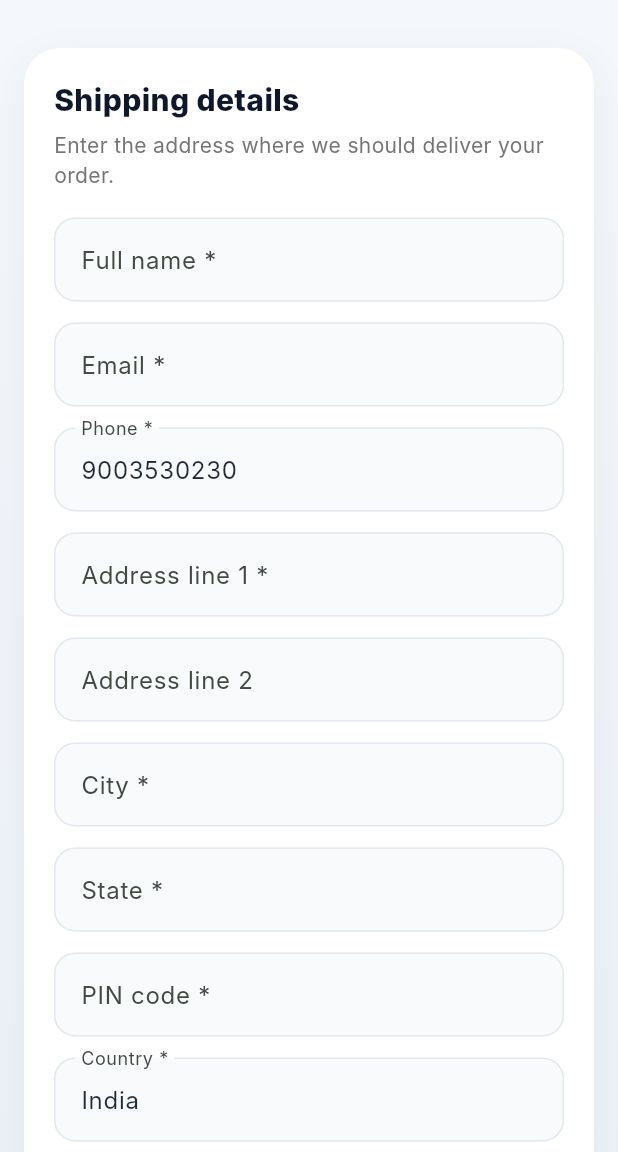
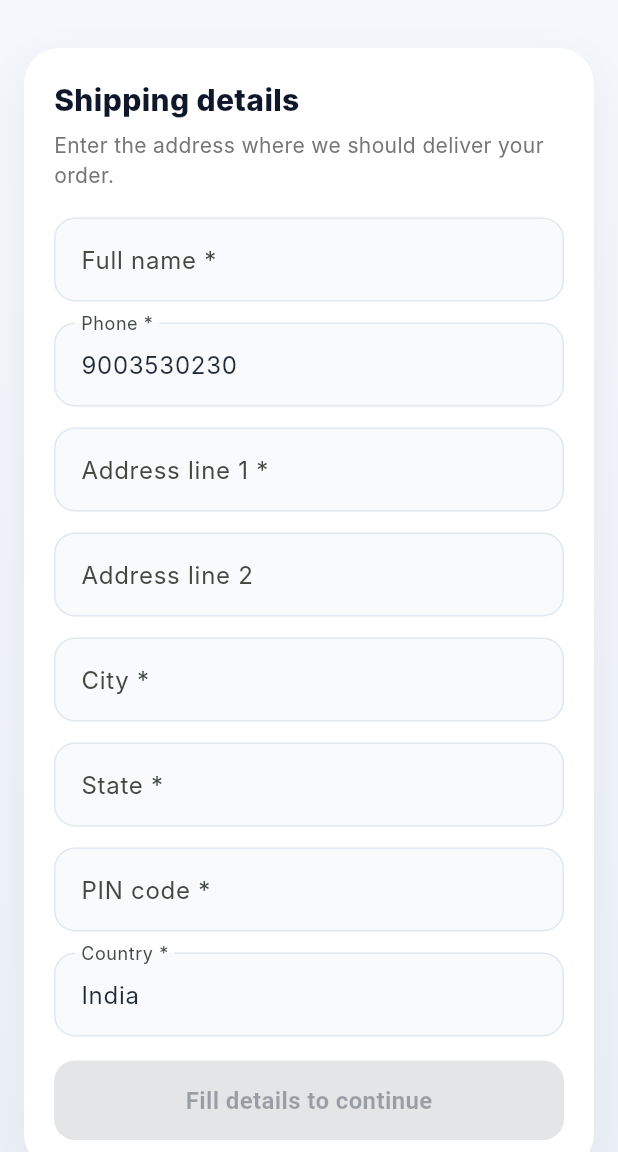
Before and after one commit to technovahub2025/arounstoreapp, a Flutter app: the CheckoutScreen screen opened directly, on a phone screen of 412 x 824 dp, the part 84-1236 px from its top. Run offline on Flutter 3.47's test engine with Material 3 defaults, Android fonts, the phone set to English and light mode, and no system bars; our stand-ins replace cached_network_image, carousel_slider, image_picker, shared_preferences; missing offline and left inert: razorpay_web; accounts and stored records are empty; Roboto replaces fonts that are missing (Inter).

Commit message:
refactor: remove email handling from checkout process and related components

```diff
--- a/lib/screen/checkout.dart
+++ b/lib/screen/checkout.dart
@@ -44,7 +44,6 @@ class _CheckoutScreenState extends State<CheckoutScreen> {
   final _money = NumberFormat.currency(locale: 'en_IN', symbol: 'INR ', decimalDigits: 0);
 
   final _fullNameController = TextEditingController();
-  final _emailController = TextEditingController();
   final _phoneController = TextEditingController(text: '9003530230');
   final _address1Controller = TextEditingController();
   final _address2Controller = TextEditingController();
@@ -91,7 +90,6 @@ class _CheckoutScreenState extends State<CheckoutScreen> {
 
   List<TextEditingController> get _controllers => [
         _fullNameController,
-        _emailController,
         _phoneController,
         _address1Controller,
         _address2Controller,
@@ -107,7 +105,6 @@ class _CheckoutScreenState extends State<CheckoutScreen> {
 
   bool get _hasRequiredCheckoutDetails =>
       _fullNameController.text.trim().isNotEmpty &&
-      _emailController.text.trim().isNotEmpty &&
       _phoneController.text.trim().isNotEmpty &&
       _address1Controller.text.trim().isNotEmpty &&
       _cityController.text.trim().isNotEmpty &&
@@ -143,7 +140,6 @@ class _CheckoutScreenState extends State<CheckoutScreen> {
 
   Map<String, dynamic> get _shippingPayload => buildShippingPayload(
         fullName: _fullNameController.text.trim(),
-        email: _emailController.text.trim(),
         phone: _phoneController.text.trim(),
         addressLine1: _address1Controller.text.trim(),
         addressLine2: _address2Controller.text.trim(),
@@ -184,7 +180,6 @@ class _CheckoutScreenState extends State<CheckoutScreen> {
   String _signature() => [
         _total.toStringAsFixed(2),
         _fullNameController.text.trim(),
-        _emailController.text.trim(),
         _phoneController.text.trim(),
         _address1Controller.text.trim(),
         _address2Controller.text.trim(),
@@ -311,7 +306,6 @@ class _CheckoutScreenState extends State<CheckoutScreen> {
         'order_id': _preparedOrder!.orderId,
         'prefill': {
           'name': _fullNameController.text.trim(),
-          'email': _emailController.text.trim(),
           'contact': _phoneController.text.trim(),
         },
         'notes': {
@@ -436,14 +430,6 @@ class _CheckoutScreenState extends State<CheckoutScreen> {
     return null;
   }
 
-  String? _emailValidator(String? value) {
-    final text = value?.trim() ?? '';
-    if (text.isEmpty) return 'Email address is required.';
-    return RegExp(r'^[^\s@]+@[^\s@]+\.[^\s@]+$').hasMatch(text)
-        ? null
-        : 'Enter a valid email address.';
-  }
-
   String? _phoneValidator(String? value) {
     final text = value?.trim() ?? '';
     if (text.isEmpty) return 'Phone number is required.';
@@ -543,7 +529,6 @@ class _CheckoutScreenState extends State<CheckoutScreen> {
       child: CheckoutShippingForm(
         formKey: _formKey,
         fullNameController: _fullNameController,
-        emailController: _emailController,
         phoneController: _phoneController,
         address1Controller: _address1Controller,
         address2Controller: _address2Controller,
@@ -563,7 +548,6 @@ class _CheckoutScreenState extends State<CheckoutScreen> {
         hasRazorpayKey: _hasRazorpayKey,
         hasAuthToken: _hasAuthToken,
         requiredValidator: _requiredValidator,
-        emailValidator: _emailValidator,
         phoneValidator: _phoneValidator,
         pincodeValidator: _pincodeValidator,
       ),
--- a/lib/screen/widgets/checkout_widgets.dart
+++ b/lib/screen/widgets/checkout_widgets.dart
@@ -290,7 +290,6 @@ class CheckoutShippingForm extends StatelessWidget {
     super.key,
     required this.formKey,
     required this.fullNameController,
-    required this.emailController,
     required this.phoneController,
     required this.address1Controller,
     required this.address2Controller,
@@ -310,14 +309,12 @@ class CheckoutShippingForm extends StatelessWidget {
      required this.hasRazorpayKey,
      required this.hasAuthToken,
     required this.requiredValidator,
-    required this.emailValidator,
     required this.phoneValidator,
     required this.pincodeValidator,
   });
 
   final GlobalKey<FormState> formKey;
   final TextEditingController fullNameController;
-  final TextEditingController emailController;
   final TextEditingController phoneController;
   final TextEditingController address1Controller;
   final TextEditingController address2Controller;
@@ -337,7 +334,6 @@ class CheckoutShippingForm extends StatelessWidget {
   final bool hasRazorpayKey;
   final bool hasAuthToken;
   final String? Function(String?, String) requiredValidator;
-  final String? Function(String?) emailValidator;
   final String? Function(String?) phoneValidator;
   final String? Function(String?) pincodeValidator;
 
@@ -353,27 +349,11 @@ class CheckoutShippingForm extends StatelessWidget {
               if (wide) {
                 return Column(
                   children: [
-                    Row(
-                      children: [
-                        Expanded(
-                          child: CheckoutTextField(
-                            controller: fullNameController,
-                            label: 'Full name *',
-                            hintText: 'Aarav Sharma',
-                            validator: (value) => requiredValidator(value, 'Full name'),
-                          ),
-                        ),
-                        const SizedBox(width: 14),
-                        Expanded(
-                          child: CheckoutTextField(
-                            controller: emailController,
-                            label: 'Email *',
-                            hintText: 'aarav@example.com',
-                            keyboardType: TextInputType.emailAddress,
-                            validator: emailValidator,
-                          ),
-                        ),
-                      ],
+                    CheckoutTextField(
+                      controller: fullNameController,
+                      label: 'Full name *',
+                      hintText: 'Aarav Sharma',
+                      validator: (value) => requiredValidator(value, 'Full name'),
                     ),
                     const SizedBox(height: 14),
                     Row(
@@ -452,14 +432,6 @@ class CheckoutShippingForm extends StatelessWidget {
                     label: 'Full name *',
                     hintText: 'Aarav Sharma',
                     validator: (value) => requiredValidator(value, 'Full name'),
-                  ),
-                  const SizedBox(height: 14),
-                  CheckoutTextField(
-                    controller: emailController,
-                    label: 'Email *',
-                    hintText: 'aarav@example.com',
-                    keyboardType: TextInputType.emailAddress,
-                    validator: emailValidator,
                   ),
                   const SizedBox(height: 14),
                   CheckoutTextField(
--- a/lib/service/razorpay_service.dart
+++ b/lib/service/razorpay_service.dart
@@ -319,7 +319,6 @@ List<String> _candidateCreateOrderEndpoints(String endpoint) {
 
 Map<String, dynamic> buildShippingPayload({
   required String fullName,
-  required String email,
   required String phone,
   required String addressLine1,
   required String addressLine2,
@@ -331,7 +330,6 @@ Map<String, dynamic> buildShippingPayload({
   return {
     'customer': {
       'name': fullName,
-      'email': email,
       'contact': phone,
     },
     'shippingAddress': {
```
